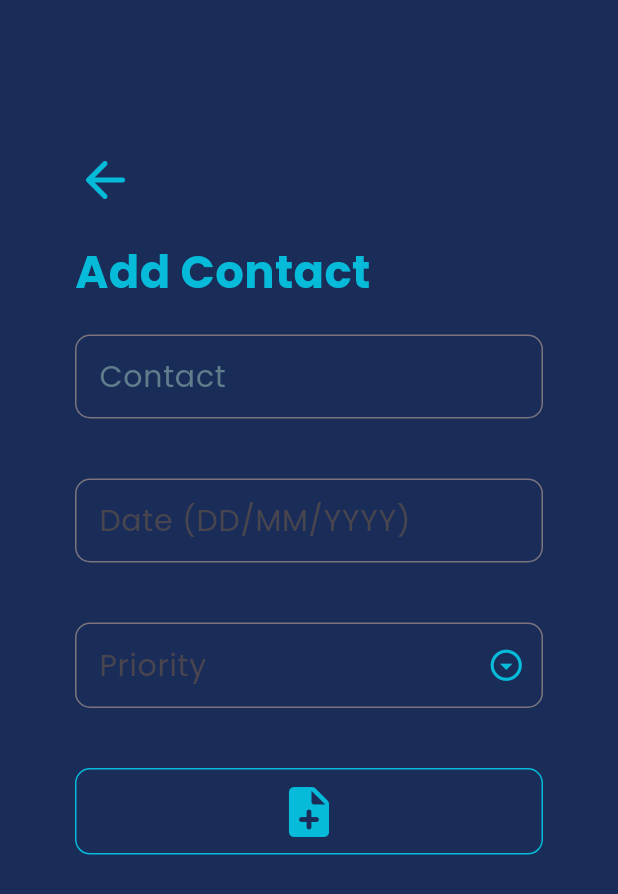
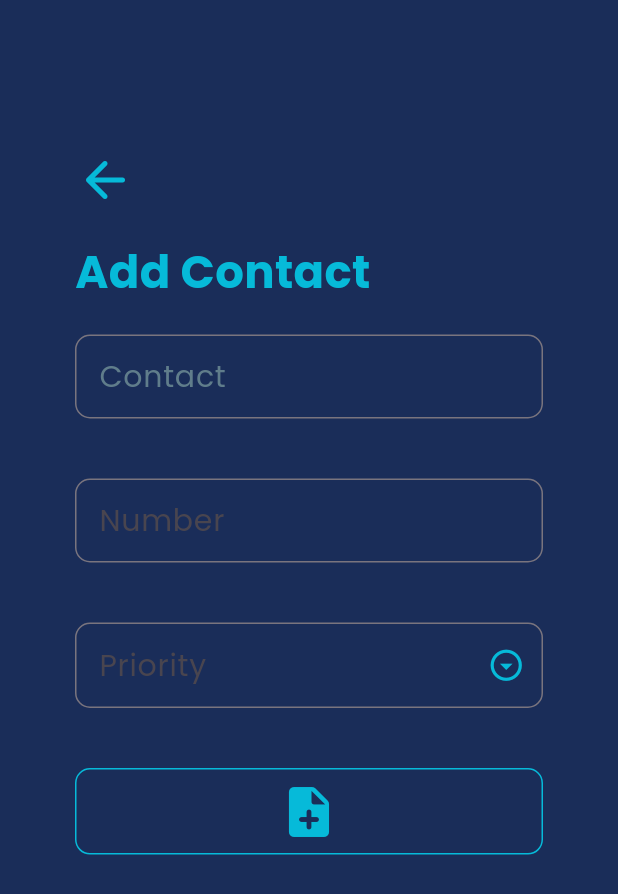
Before and after one commit to KNURanasinghe/Contact-Buddy-Master, a Flutter app: the screen it shows after launch, after a tap on the "person add alt 1" icon, on a phone screen of 412 x 824 dp. Shown: the top 894 px of the screen. Run offline on Flutter 3.47's test engine with Material 3 defaults, Android fonts, the phone set to English and light mode, and no system bars; our stand-ins replace google_fonts, sqflite; accounts and stored records are empty.

Commit message:
done till list search

```diff
--- a/contactsbuddy_master/lib/models/contactModel.dart
+++ b/contactsbuddy_master/lib/models/contactModel.dart
@@ -4,9 +4,13 @@ class Contact {
   int? date;
   String? priority;
   int? status = 0;
-  bool? isDone = false;
 
-  Contact({this.title, this.date, this.priority, int? id, bool? isDone});
+  Contact({
+    this.title,
+    this.date,
+    this.priority,
+    int? id,
+  });
   Contact.withId({
     this.id,
     this.title,
@@ -14,7 +18,6 @@ class Contact {
     this.priority,
   });
 
-  static const colIsDone = "isDone";
   static const tblName = "task_table";
   static const colId = "id";
   static const colTitle = "title";
@@ -26,7 +29,6 @@ class Contact {
       colTitle: title,
       colPriority: priority,
       colDate: date,
-      colIsDone: false
     };
     if (id != null) {
       map[colId] = id;
@@ -35,6 +37,7 @@ class Contact {
   }
 
   factory Contact.fromMap(Map<String, dynamic> map) {
+    print("mapping contact ${map[colId]}");
     return Contact.withId(
       id: map[colId],
       title: map[colTitle],
--- a/contactsbuddy_master/lib/screens/addContact.dart
+++ b/contactsbuddy_master/lib/screens/addContact.dart
@@ -107,7 +107,7 @@ class _AddTaskState extends State<AddContacts> {
                         child: TextFormField(
                           style: const TextStyle(color: Colors.blueGrey),
                           decoration: InputDecoration(
-                              labelText: "Date (DD/MM/YYYY)",
+                              labelText: "Number",
                               labelStyle: const TextStyle(fontSize: 20),
                               border: OutlineInputBorder(
                                   borderSide: const BorderSide(
@@ -115,7 +115,7 @@ class _AddTaskState extends State<AddContacts> {
                                   borderRadius: BorderRadius.circular(10))),
                           textInputAction: TextInputAction.next,
                           validator: (val) => (val.toString().isEmpty)
-                              ? "Please add a date in the format DD/MM/YYYY"
+                              ? "Please add a number"
                               : null,
                           onSaved: (val) {
                             // Convert date to milliseconds since epoch and store as int
--- a/contactsbuddy_master/lib/utilities/dbHelper.dart
+++ b/contactsbuddy_master/lib/utilities/dbHelper.dart
@@ -49,7 +49,6 @@ class DatabaseHelper {
     ${Contact.colTitle} TEXT,
     ${Contact.colDate} TEXT,
     ${Contact.colPriority} TEXT,
-    ${Contact.colIsDone} BOOLEAN,
     )
     ''');
   }
@@ -69,16 +68,34 @@ class DatabaseHelper {
   }
 
   // Fetching the contacts
-  Future<List<Contact>> fetchContacts(String contactName ) async {
+  // Future<List<Contact>> fetchContacts(String contactName) async {
+  //   Database? db = await this.db;
+  //   final List<Map<String, dynamic>> contacts = await db!.rawQuery(
+  //       "SELECT * FROM ${Contact.tblName} WHERE ${Contact.colTitle} LIKE '$contactName%'");
+
+  //   final List<Contact> contactsList = contacts.isEmpty
+  //       ? []
+  //       : contacts.map((e) => Contact.fromMap(e)).toList();
+  //   contactsList
+  //       .sort((contactA, contactB) => contactA.date!.compareTo(contactB.date!));
+  //   return contactsList;
+  // }
+  Future<List<Contact>> fetchContacts(String contactName) async {
     Database? db = await this.db;
     final List<Map<String, dynamic>> contacts = await db!.rawQuery(
-        "SELECT * FROM ${Contact.tblName} WHERE ${Contact.colTitle} LIKE '$contactName%'");
+        "SELECT * FROM ${Contact.tblName} WHERE ${Contact.colTitle} LIKE '%$contactName%'");
+
+    print("Contact List from Database: $contacts");
 
     final List<Contact> contactsList = contacts.isEmpty
         ? []
         : contacts.map((e) => Contact.fromMap(e)).toList();
-    contactsList
-        .sort((contactA, contactB) => contactA.date!.compareTo(contactB.date!));
+
+
+    print("Contact List that returns: $contactsList");
+    // contactsList
+    //     .sort((contactA, contactB) => contactA.date!.compareTo(contactB.date!));
+
     return contactsList;
   }
 
@@ -99,13 +116,13 @@ class DatabaseHelper {
     return await db!.rawQuery(sql);
   }
 
-  // for checking that the task is done
-  Future<void> markDone(Contact contact, int id) async {
-    Database? db = await this.db;
-    String sql =
-        "UPDATE ${Contact.tblName} SET ${Contact.colIsDone} = 1 - ${Contact.colIsDone} WHERE ${Contact.colId} = $id";
-    await db!.rawUpdate(sql);
-  }
+  // // for checking that the task is done
+  // Future<void> markDone(Contact contact, int id) async {
+  //   Database? db = await this.db;
+  //   String sql =
+  //       "UPDATE ${Contact.tblName} SET ${Contact.colIsDone} = 1 - ${Contact.colIsDone} WHERE ${Contact.colId} = $id";
+  //   await db!.rawUpdate(sql);
+  // }
 
   // Deleting the contacts
   Future<int> deleteContact(int id) async {
--- a/contactsbuddy_master/pubspec.yaml
+++ b/contactsbuddy_master/pubspec.yaml
@@ -39,6 +39,7 @@ dependencies:
   sqflite: ^2.3.0
   intl: ^0.19.0
   google_fonts: ^6.1.0
+  url_launcher: ^6.2.3
 
 dev_dependencies:
   flutter_test:
```
Also changed, not shown: contactsbuddy_master/lib/screens/contactScreen.dart (+64 -41 lines), contactsbuddy_master/pubspec.lock, 5 other files.
